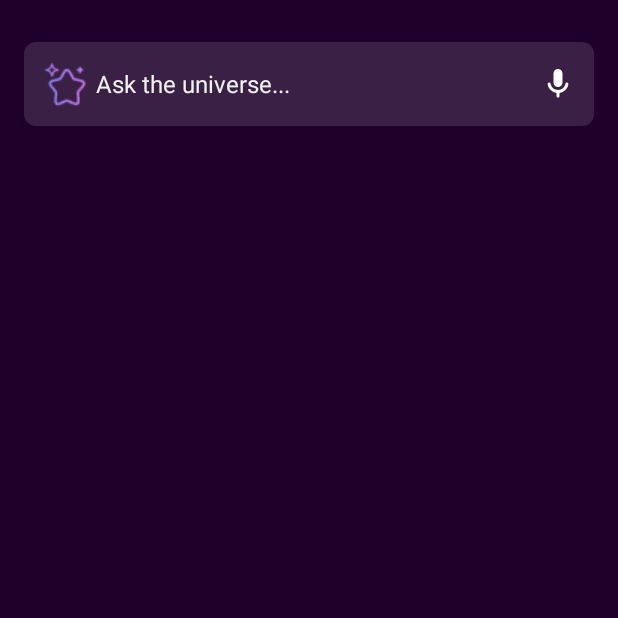
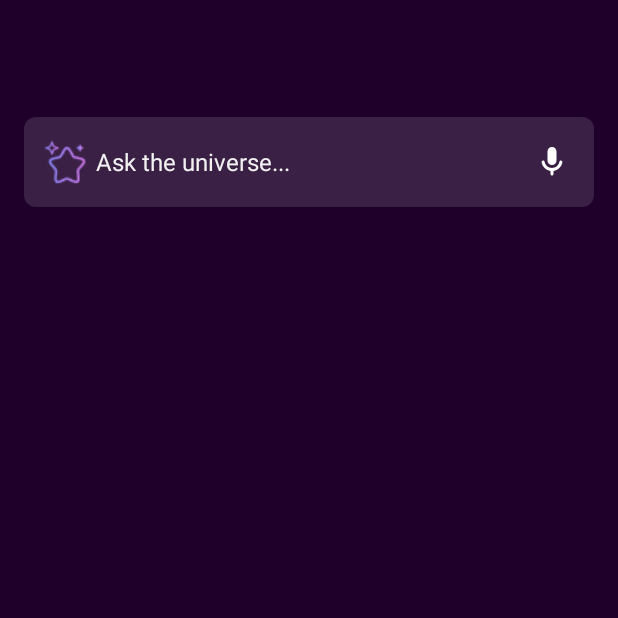
Before and after one commit to AnkitT28/ai-search, an Android app built with Jetpack Compose: the screen it shows after launch (SearchAiClass before the commit, DashBoard after it), on a phone screen of 412 x 824 dp, the top half of it. Run offline under Robolectric (Android 15) with nearby library versions, the phone set to English and light mode, and no system bars.

```diff
--- a/app/src/main/java/com/example/aichat/network/ChatApiService.kt
+++ b/app/src/main/java/com/example/aichat/network/ChatApiService.kt
@@ -12,8 +12,9 @@ import retrofit2.http.Streaming
 
 interface ChatApiService {
     @Streaming
-    @POST("search/mock") // Replace with your actual endpoint
+    @POST("search/mock")
     suspend fun getAiResponse(@Body request: ChatRequest): ResponseBody
+
 
 
     @GET("queries/trending")
--- a/app/src/main/java/com/example/aichat/network/RetrofitInstance.kt
+++ b/app/src/main/java/com/example/aichat/network/RetrofitInstance.kt
@@ -1,14 +1,12 @@
 package com.example.aichat.network
 
-import okhttp3.OkHttpClient
 import retrofit2.Retrofit
 import retrofit2.converter.gson.GsonConverterFactory
-import java.util.concurrent.TimeUnit
+
 
 object RetrofitInstance {
     private const val BASE_URL =
-        "https://app-services-dev.vedicrishi.in/ai-search-service/" // Update with the correct base URL
-//        "https://app-services-dev.vedicrishi.in/ai-search-service/search/" // Update with the correct base URL
+        "https://app-services-dev.vedicrishi.in/ai-search-service/"
 
     // Use the OkHttpClient from NetworkInterceptor
     private val client = NetworkInterceptor.getClient()
--- /dev/null
+++ b/app/src/main/java/com/example/aichat/view/DashBoard.kt
@@ -0,0 +1,73 @@
+package com.example.aichat.view
+
+
+import android.content.Intent
+import android.graphics.Color
+import android.os.Bundle
+import android.view.View
+import android.widget.Toast
+import androidx.appcompat.app.AppCompatActivity
+import androidx.core.app.ActivityOptionsCompat
+import com.example.aichat.R
+import com.example.aichat.databinding.ActivityDashBoardBinding
+
+class DashBoard : AppCompatActivity(), View.OnClickListener {
+    private lateinit var binding: ActivityDashBoardBinding
+
+    private var optionsCompat: ActivityOptionsCompat? = null
+
+    override fun onCreate(savedInstanceState: Bundle?) {
+        super.onCreate(savedInstanceState)
+        binding = ActivityDashBoardBinding.inflate(layoutInflater)
+        setContentView(binding.root)
+
+        window.statusBarColor = Color.parseColor("#1f002b")
+        window.navigationBarColor = Color.parseColor("#1f002b")
+
+        binding.searchBar.setOnClickListener(this)
+        binding.micCancelButton.setOnClickListener(this)
+
+    }
+
+    override fun onClick(p0: View?) {
+        when (p0?.id) {
+            R.id.searchBar -> {
+                // Create intent to start the SearchAiClass activity
+                val intent = Intent(this@DashBoard, SearchAiClass::class.java)
+
+                // Pass the value indicating search box click
+                intent.putExtra("action", "searchBox")
+
+                // Make the scene transition animation for search bar
+                optionsCompat = ActivityOptionsCompat.makeSceneTransitionAnimation(
+                    this,
+                    binding.searchBar,
+                    "searchBoxAnim"
+                )
+
+                // Start the activity with the transition animation
+                startActivity(intent, optionsCompat!!.toBundle())
+            }
+
+            R.id.micCancelButton -> {
+
+                // Create intent to start the SearchAiClass activity
+                val intent = Intent(this@DashBoard, SearchAiClass::class.java)
+
+                // Pass the value indicating mic click
+                intent.putExtra("action", "mic")
+
+                // Make the scene transition animation for search bar
+                optionsCompat = ActivityOptionsCompat.makeSceneTransitionAnimation(
+                    this,
+                    binding.searchBar,
+                    "searchBoxAnim"
+                )
+
+                // Start the activity with the transition animation
+                startActivity(intent, optionsCompat!!.toBundle())
+            }
+        }
+    }
+
+}
--- a/app/src/main/java/com/example/aichat/viewmodel/ChatViewModel.kt
+++ b/app/src/main/java/com/example/aichat/viewmodel/ChatViewModel.kt
@@ -79,7 +79,7 @@ class ChatViewModel : ViewModel() {
     /**
      * Loads trending suggestions and recent searches from the server.
      */
-    fun loadSuggestionsAndRecentSearches() {
+    private fun loadSuggestionsAndRecentSearches() {
         viewModelScope.launch {
             try {
                 _isLoading.value = true
@@ -166,16 +166,21 @@ class ChatViewModel : ViewModel() {
                         // If partialMessageIndex got reset, just append
                         _chatMessages.value += incoming
                     } else {
-                        // Update or replace the placeholder bubble
+                        // Check if the incoming data is partial (loader) or the final response
                         if (incoming.isLoader) {
+                            // Update with loading message or partial message
                             updatePartialBubble(incoming.botResponse ?: "Loading...")
+                            Log.d("PARTIAL_RESPONSE_LOG", "sendMessage: partialMessageIndex: $_isLoading")
+                            Log.d("PARTIAL_RESPONSE_LOG", "sendMessage: partialMessageIndex: ${incoming.isLoader}")
                         } else {
+                            // Once final message is complete, replace the placeholder
                             replacePartialBubbleWithFinal(incoming)
                         }
                     }
                 }
         }
     }
+
 
     /**
      * Clears all messages in the chat. Show suggestions/recent again if needed.
--- /dev/null
+++ b/app/src/main/res/anim/animation.xml
@@ -0,0 +1,4 @@
+<?xml version="1.0" encoding="utf-8"?>
+<set xmlns:android="http://schemas.android.com/apk/res/android">
+
+</set>
--- /dev/null
+++ b/app/src/main/res/anim/fade_out.xml
@@ -0,0 +1,5 @@
+<?xml version="1.0" encoding="utf-8"?>
+<alpha xmlns:android="http://schemas.android.com/apk/res/android"
+    android:duration="0"
+    android:fromAlpha="1.0"
+    android:toAlpha="1.0"/>
--- /dev/null
+++ b/app/src/main/res/layout/activity_dash_board.xml
@@ -0,0 +1,64 @@
+<androidx.constraintlayout.widget.ConstraintLayout xmlns:android="http://schemas.android.com/apk/res/android"
+    xmlns:app="http://schemas.android.com/apk/res-auto"
+    xmlns:tools="http://schemas.android.com/tools"
+    android:layout_width="match_parent"
+    android:layout_height="match_parent"
+    android:background="#1f002b"
+    tools:context=".view.DashBoard">
+
+    <LinearLayout
+        android:id="@+id/searchBar"
+        android:layout_width="match_parent"
+        android:layout_height="wrap_content"
+        android:layout_marginStart="@dimen/dimen_16dp"
+        android:layout_marginTop="@dimen/dimen_78dp"
+        android:layout_marginEnd="@dimen/dimen_16dp"
+        android:background="@drawable/background_curv"
+        android:backgroundTint="#3A2044"
+        android:gravity="center_vertical"
+        android:orientation="horizontal"
+        android:paddingTop="@dimen/dimen_12dp"
+        android:paddingBottom="@dimen/dimen_12dp"
+        android:transitionName="searchBoxAnim"
+        app:layout_constraintEnd_toEndOf="parent"
+        app:layout_constraintStart_toStartOf="parent"
+        app:layout_constraintTop_toTopOf="parent">
+
+        <ImageView
+            android:id="@+id/starIcon"
+            android:layout_width="@dimen/dimen_32dp"
+            android:layout_height="@dimen/dimen_32dp"
+            android:layout_marginStart="@dimen/dimen_12dp"
+            android:contentDescription="Voice Input or Cancel"
+            android:src="@drawable/search_star_icon" />
+
+        <TextView
+            android:id="@+id/searchBox"
+            android:layout_width="0dp"
+            android:layout_height="wrap_content"
+            android:layout_marginStart="@dimen/dimen_4dp"
+            android:layout_weight="1"
+            android:hint="Ask the universe..."
+            android:paddingTop="@dimen/dimen_4dp"
+            android:paddingBottom="@dimen/dimen_4dp"
+            android:textColor="@color/white"
+            android:textColorHint="#f2f2f2"
+            android:textSize="@dimen/dimen_16sp" />
+
+        <!-- This button shows either the mic or cancel icon -->
+        <ImageView
+            android:id="@+id/micCancelButton"
+            android:layout_width="wrap_content"
+            android:layout_height="wrap_content"
+            android:layout_marginEnd="@dimen/dimen_4dp"
+            android:background="@null"
+            android:contentDescription="Voice Input or Cancel"
+            android:paddingStart="@dimen/dimen_12dp"
+            android:paddingTop="@dimen/dimen_6dp"
+            android:paddingEnd="@dimen/dimen_12dp"
+            android:paddingBottom="@dimen/dimen_6dp"
+            android:src="@drawable/ic_mic"
+            app:tint="@color/white" />
+    </LinearLayout>
+
+</androidx.constraintlayout.widget.ConstraintLayout>
```
Also changed, not shown: app/src/main/AndroidManifest.xml (+8 -5 lines), app/src/main/java/com/example/aichat/network/NetworkInterceptor.kt (+1 -11 lines), app/src/main/java/com/example/aichat/repository/ChatRepository.kt (+26 -23 lines), app/src/main/java/com/example/aichat/view/SearchAiClass.kt (+27 -7 lines), app/src/main/java/com/example/aichat/view/VoiceInputBottomSheetFragment.kt (+8 -5 lines), app/src/main/res/anim/fade_in.xml (added, +12 -0 lines), app/src/main/res/layout/activity_search_ai_class.xml (+12 -2 lines).
